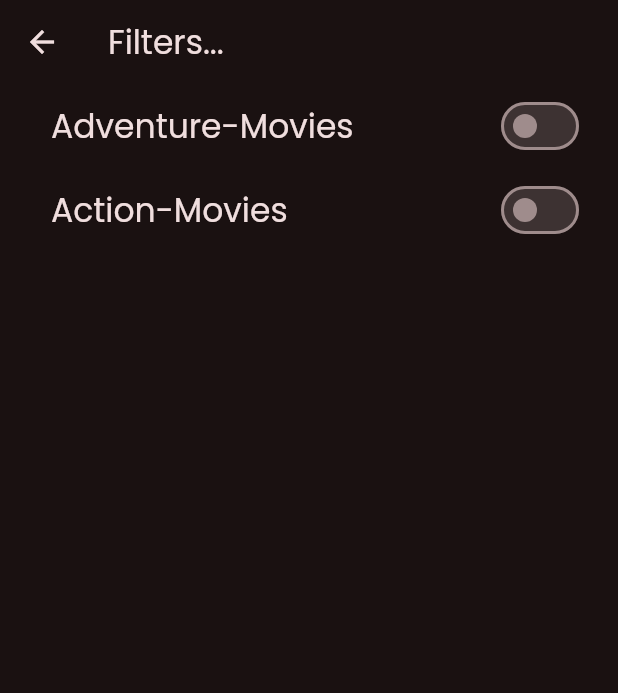
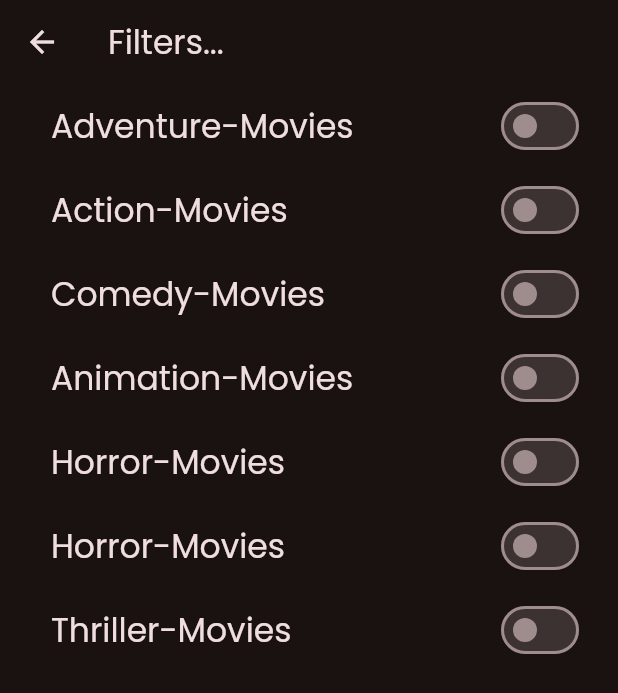
Before and after one commit to adeyemiiiii7/movieflix, a Flutter app: the FiltersScreen screen opened directly, on a phone screen of 412 x 824 dp. Shown: the top 693 px of the screen. Run offline on Flutter 3.47's test engine with Material 2 defaults, Android fonts, the phone set to English and light mode, and no system bars; our stand-ins replace google_fonts, transparent_image, video_player.

Commit message:
still filter options

```diff
--- a/lib/screens/filters.dart
+++ b/lib/screens/filters.dart
@@ -57,6 +57,86 @@ class _FiltersScreenState extends State<FiltersScreen> {
           activeColor: Theme.of(context).colorScheme.tertiary,
           contentPadding: const EdgeInsets.only(left: 34, right: 22),
         ),
+        SwitchListTile(
+          value: _comedyMovies,
+          onChanged: (isChecked) {
+            setState(() {
+              _comedyMovies = isChecked;
+            });
+          },
+          title: Text(
+            'Comedy-Movies',
+            style: Theme.of(context).textTheme.titleLarge!.copyWith(
+                  color: Theme.of(context).colorScheme.onBackground,
+                ),
+          ),
+          activeColor: Theme.of(context).colorScheme.tertiary,
+          contentPadding: const EdgeInsets.only(left: 34, right: 22),
+        ),
+        SwitchListTile(
+          value: _animationMovies,
+          onChanged: (isChecked) {
+            setState(() {
+              _animationMovies = isChecked;
+            });
+          },
+          title: Text(
+            'Animation-Movies',
+            style: Theme.of(context).textTheme.titleLarge!.copyWith(
+                  color: Theme.of(context).colorScheme.onBackground,
+                ),
+          ),
+          activeColor: Theme.of(context).colorScheme.tertiary,
+          contentPadding: const EdgeInsets.only(left: 34, right: 22),
+        ),
+        SwitchListTile(
+          value: _horrorMovies,
+          onChanged: (isChecked) {
+            setState(() {
+              _horrorMovies = isChecked;
+            });
+          },
+          title: Text(
+            'Horror-Movies',
+            style: Theme.of(context).textTheme.titleLarge!.copyWith(
+                  color: Theme.of(context).colorScheme.onBackground,
+                ),
+          ),
+          activeColor: Theme.of(context).colorScheme.tertiary,
+          contentPadding: const EdgeInsets.only(left: 34, right: 22),
+        ),
+        SwitchListTile(
+          value: _horrorMovies,
+          onChanged: (isChecked) {
+            setState(() {
+              _horrorMovies = isChecked;
+            });
+          },
+          title: Text(
+            'Horror-Movies',
+            style: Theme.of(context).textTheme.titleLarge!.copyWith(
+                  color: Theme.of(context).colorScheme.onBackground,
+                ),
+          ),
+          activeColor: Theme.of(context).colorScheme.tertiary,
+          contentPadding: const EdgeInsets.only(left: 34, right: 22),
+        ),
+        SwitchListTile(
+          value: _thrillerMovies,
+          onChanged: (isChecked) {
+            setState(() {
+              _thrillerMovies = isChecked;
+            });
+          },
+          title: Text(
+            'Thriller-Movies',
+            style: Theme.of(context).textTheme.titleLarge!.copyWith(
+                  color: Theme.of(context).colorScheme.onBackground,
+                ),
+          ),
+          activeColor: Theme.of(context).colorScheme.tertiary,
+          contentPadding: const EdgeInsets.only(left: 34, right: 22),
+        ),
       ]),
     );
   }
```
